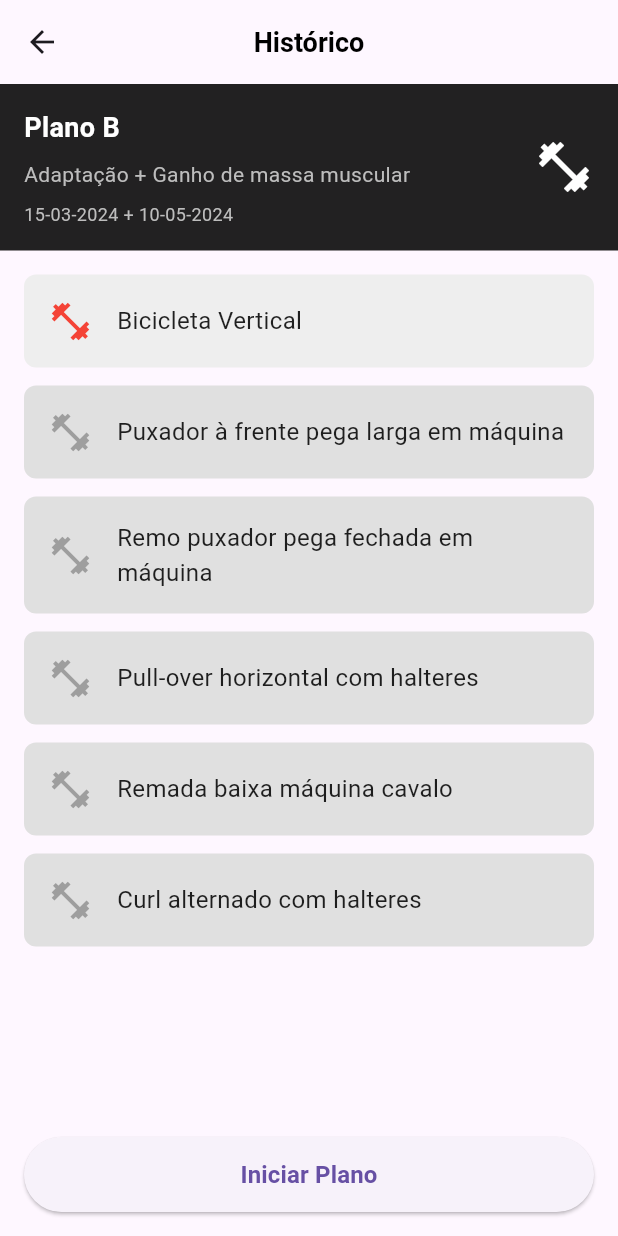
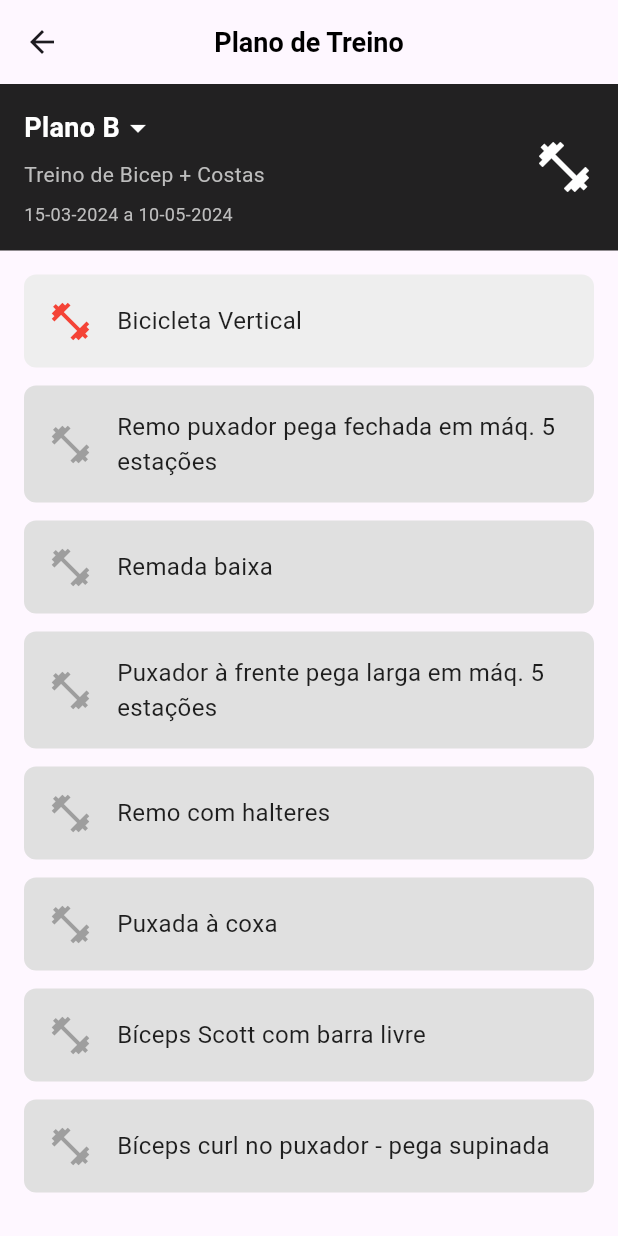
Before and after one commit to Raph40/Flutter_Trabalho_Final, a Flutter app: the planotreinoPage screen opened directly, on a phone screen of 412 x 824 dp. Run offline on Flutter 3.47's test engine with Material 3 defaults, Android fonts, the phone set to English and light mode, and no system bars; our stand-ins replace material_design_icons_flutter, table_calendar, timezone; missing offline and left inert: colorful_iconify_flutter, iconify_flutter; network calls fail.

Commit message:
Update: Plano de treino

```diff
--- a/lib/planotreino.dart
+++ b/lib/planotreino.dart
@@ -20,23 +20,23 @@ class planotreinoPage extends StatefulWidget {
 }
 
 class _planotreinoPageState extends State<planotreinoPage> {
+  String selectedPlan = 'Plano B'; // Inicializamos com Plano B
+
   @override
   Widget build(BuildContext context) {
     return Scaffold(
       appBar: PreferredSize(
         preferredSize: Size.fromHeight(kToolbarHeight),
-        child: Container(
         child: AppBar(
           backgroundColor: Colors.transparent,
           elevation: 0,
           centerTitle: true,
           title: Text(
-              "Histórico",
+            "Plano de Treino",
             style: TextStyle(
               color: Colors.black,
               fontSize: 18,
               fontWeight: FontWeight.bold,
-              ),
             ),
           ),
         ),
@@ -52,17 +52,29 @@ class _planotreinoPageState extends State<planotreinoPage> {
                   child: Column(
                     crossAxisAlignment: CrossAxisAlignment.start,
                     children: [
+                      GestureDetector(
+                        onTap: () => _showPlanSelection(context),
+                        child: Row(
+                          mainAxisSize: MainAxisSize.min, // Mantém o alinhamento compacto
+                          children: [
                             Text(
-                        'Plano B',
+                              selectedPlan,
                               style: TextStyle(
                                 color: Colors.white,
                                 fontSize: 18,
                                 fontWeight: FontWeight.bold,
                               ),
                             ),
+                            Icon(
+                              Icons.arrow_drop_down,
+                              color: Colors.white,
+                            ),
+                          ],
+                        ),
+                      ),
                       SizedBox(height: 8),
                       Text(
-                        'Adaptação + Ganho de massa muscular',
+                        _getPlanDescription(selectedPlan),
                         style: TextStyle(
                           color: Colors.grey[400],
                           fontSize: 14,
@@ -70,7 +82,7 @@ class _planotreinoPageState extends State<planotreinoPage> {
                       ),
                       SizedBox(height: 8),
                       Text(
-                        '15-03-2024 + 10-05-2024',
+                        _getPlanDate(selectedPlan),
                         style: TextStyle(
                           color: Colors.grey[400],
                           fontSize: 12,
@@ -90,34 +102,113 @@ class _planotreinoPageState extends State<planotreinoPage> {
           Expanded(
             child: ListView(
               padding: EdgeInsets.all(16),
-              children: [
-                _buildExerciseItem('Bicicleta Vertical', true),
-                _buildExerciseItem('Puxador à frente pega larga em máquina', false),
-                _buildExerciseItem('Remo puxador pega fechada em máquina', false),
-                _buildExerciseItem('Pull-over horizontal com halteres', false),
-                _buildExerciseItem('Remada baixa máquina cavalo', false),
-                _buildExerciseItem('Curl alternado com halteres', false),
-              ],
-            ),
-          ),
-          Padding(
-            padding: EdgeInsets.all(16),
-            child: ElevatedButton(
-              onPressed: () {
-                // Ação para iniciar plano
-              },
-              style: ElevatedButton.styleFrom(
-                minimumSize: Size(double.infinity, 50),
-              ),
-              child: Text(
-                'Iniciar Plano',
-                style: TextStyle(fontSize: 16, fontWeight: FontWeight.bold),
-              ),
+              children: _getPlanExercises(selectedPlan),
             ),
           ),
         ],
       ),
     );
+  }
+
+  void _showPlanSelection(BuildContext context) {
+    showModalBottomSheet(
+      context: context,
+      builder: (context) {
+        return Container(
+          color: Colors.white,
+          child: Column(
+            mainAxisSize: MainAxisSize.min,
+            children: [
+              ListTile(
+                title: Text('Plano A'),
+                onTap: () => _selectPlan('Plano A'),
+              ),
+              ListTile(
+                title: Text('Plano B'),
+                onTap: () => _selectPlan('Plano B'),
+              ),
+              ListTile(
+                title: Text('Plano C'),
+                onTap: () => _selectPlan('Plano C'),
+              ),
+            ],
+          ),
+        );
+      },
+    );
+  }
+
+  void _selectPlan(String plan) {
+    setState(() {
+      selectedPlan = plan;
+    });
+    Navigator.pop(context); // Fechar o modal
+  }
+
+  String _getPlanDescription(String plan) {
+    switch (plan) {
+      case 'Plano A':
+        return 'Treino de Peito + Ombros';
+      case 'Plano B':
+        return 'Treino de Bicep + Costas';
+      case 'Plano C':
+        return 'Treino de Pernas';
+      default:
+        return '';
+    }
+  }
+
+  String _getPlanDate(String plan) {
+    switch (plan) {
+      case 'Plano A':
+        return '15-03-2024 a 10-05-2024';
+      case 'Plano B':
+        return '15-03-2024 a 10-05-2024';
+      case 'Plano C':
+        return '15-03-2024 a 10-05-2024';
+      default:
+        return '';
+    }
+  }
+
+  List<Widget> _getPlanExercises(String plan) {
+    switch (plan) {
+      case 'Plano A':
+        return [
+          _buildExerciseItem('Bicicleta Vertical', true),
+          _buildExerciseItem('Supino horizontal no Rack', false),
+          _buildExerciseItem('Supino inclinado com barra', false),
+          _buildExerciseItem('Butterfly', false),
+          _buildExerciseItem('Press militar com barra livre à frente', false),
+          _buildExerciseItem('Press rotativo com halteres', false),
+          _buildExerciseItem('Abertura posterior na máquina', false),
+          _buildExerciseItem('Extensão Tríceps na máquina do polia', false),
+        ];
+      case 'Plano B':
+        return [
+          _buildExerciseItem('Bicicleta Vertical', true),
+          _buildExerciseItem('Remo puxador pega fechada em máq. 5 estações', false),
+          _buildExerciseItem('Remada baixa', false),
+          _buildExerciseItem('Puxador à frente pega larga em máq. 5 estações', false),
+          _buildExerciseItem('Remo com halteres', false),
+          _buildExerciseItem('Puxada à coxa', false),
+          _buildExerciseItem('Bíceps Scott com barra livre', false),
+          _buildExerciseItem('Bíceps curl no puxador - pega supinada', false),
+        ];
+      case 'Plano C':
+        return [
+          _buildExerciseItem('Bicicleta Vertical', true),
+          _buildExerciseItem('Agachamento com barra livre', false),
+          _buildExerciseItem('Lunge com halteres', false),
+          _buildExerciseItem('Extensões na máquina', false),
+          _buildExerciseItem('Levantamento terra', false),
+          _buildExerciseItem('Abdução na máquina', false),
+          _buildExerciseItem('Adução na máquina', false),
+          _buildExerciseItem('Flexão na máquina deitado', false),
+        ];
+      default:
+        return [];
+    }
   }
 
   Widget _buildExerciseItem(String title, bool isActive) {
```
Lines whose indentation alone changed are shown as unchanged.
